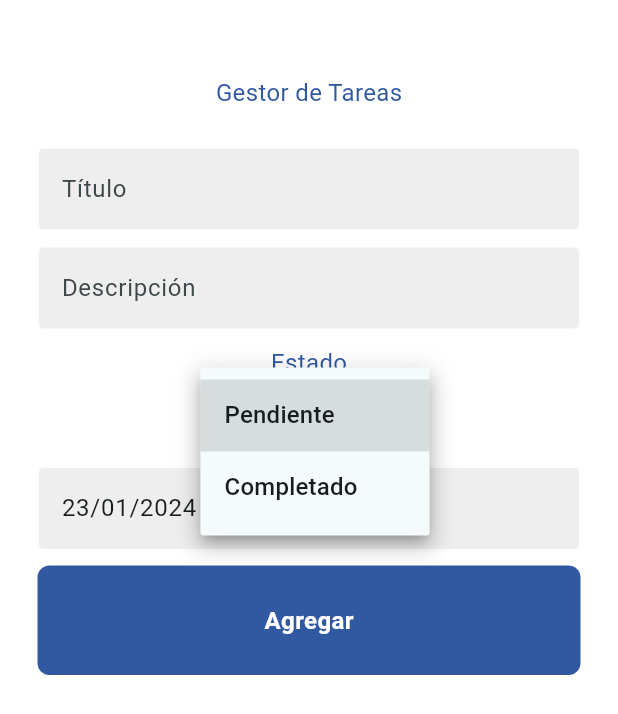
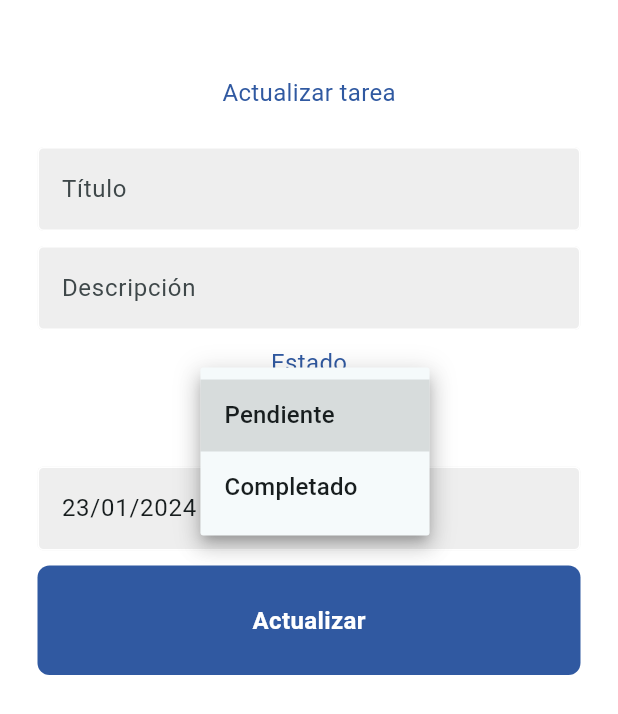
Before and after one commit to Cabariqued27/To-Do-List, a Flutter app: the MyHomePage screen opened directly with empty values, after a tap on "Pendiente", on a phone screen of 412 x 824 dp. Shown: the top 714 px of the screen. Run offline on Flutter 3.47's test engine with Material 3 defaults, Android fonts, the phone set to English and light mode, and no system bars; our stand-ins replace cloud_firestore, firebase_auth, firebase_core; accounts and stored records are empty.

Commit message:
Ready updateScreen

```diff
--- a/to_do_list/lib/screens/update_task_screen.dart
+++ b/to_do_list/lib/screens/update_task_screen.dart
@@ -11,13 +11,16 @@ import 'package:to_do_list/widgets/my_textfield.dart';
 TaskData taskModel = TaskData();
 
 void main() {
-  runApp(const UpdateTaskScreen(uid: '', task: '',));
+  runApp(const UpdateTaskScreen(
+    uid: '',
+    task: '',
+  ));
 }
 
 class UpdateTaskScreen extends StatelessWidget {
   final String uid;
   final String task;
-  const UpdateTaskScreen({super.key, required this.uid,  required this.task});
+  const UpdateTaskScreen({super.key, required this.uid, required this.task});
 
   @override
   Widget build(BuildContext context) {
@@ -26,7 +29,7 @@ class UpdateTaskScreen extends StatelessWidget {
       theme: ThemeData(
         primarySwatch: Colors.orange,
       ),
-      home: MyHomePage(uid: uid, task:task),
+      home: MyHomePage(uid: uid, task: task),
     );
   }
 }
@@ -42,6 +45,7 @@ class MyHomePage extends StatefulWidget {
 class _MyHomePageState extends State<MyHomePage> {
   final TextEditingController _titleController = TextEditingController();
   final TextEditingController _descriptionController = TextEditingController();
+  final TextEditingController _statusController = TextEditingController();
   final TextEditingController _dateController = TextEditingController();
   late CollectionReference taskCollection;
   final String uid;
@@ -53,54 +57,57 @@ class _MyHomePageState extends State<MyHomePage> {
   void initState() {
     super.initState();
     _dateController.text = DateFormat('dd/MM/yyyy').format(DateTime.now());
+    getData();
   }
 
+  Future getData() async {
+    // Obtener la referencia de la colección "tasks" en Firestore
+    CollectionReference tasks = FirebaseFirestore.instance.collection('tasks');
+
+    try {
+      // Obtener el documento de la tarea con el ID almacenado en la variable "task"
+      DocumentSnapshot taskSnapshot = await tasks.doc(task).get();
+
+      // Verificar si el documento existe antes de intentar acceder a los datos
+      if (taskSnapshot.exists) {
+        // Obtener los datos de la tarea y actualizar los controladores
+        Map<String, dynamic> taskData =
+            taskSnapshot.data() as Map<String, dynamic>;
+        _titleController.text = taskData['Title'] ?? '';
+        _statusController.text = taskData['Status'] ?? '';
+        _descriptionController.text = taskData['Description'] ?? '';
+        print(_titleController.text);
+        print(_descriptionController.text);
+        print(_statusController.text);
+        // Puedes agregar más campos según la estructura de tu modelo de tarea
+      } else {
+        // Manejar el caso en el que la tarea no existe
+        print('La tarea con ID $task no existe.');
+      }
+    } catch (error) {
+      // Manejar cualquier error que pueda ocurrir durante la consulta a Firestore
+      print('Error al obtener la tarea: $error');
+    }
+  }
 
   Future Update() async {
-  // Validar que los campos de título y descripción no estén vacíos
-  if (_titleController.text.trim().isEmpty || _descriptionController.text.trim().isEmpty) {
-    // Muestra un mensaje de error si alguno de los campos está vacío
+    // Obtener la referencia de la colección "tasks" en Firestore
+    CollectionReference tasks = FirebaseFirestore.instance.collection('tasks');
+
+    try {
+      await tasks.doc(task).update({
+        'Status': selectedStatus,
+      });
+
       ScaffoldMessenger.of(context).showSnackBar(
         const SnackBar(
-        content: Text('Por favor, completa los campos de título y descripción.'),
+          content: Text('Estado actualizado con éxito'),
           duration: Duration(seconds: 3),
         ),
       );
-    return; // Salir de la función si hay campos vacíos
+    } catch (error) {
+      print('Error al actualizar la tarea: $error');
     }
-
-  // Continuar con la creación de la nota si los campos no están vacíos
-  Task newTask = Task(
-    idu: uid,
-    title: _titleController.text.trim(),
-    description: _descriptionController.text.trim(),
-    status: selectedStatus,
-    date: _dateController.text.trim(),
-  );
-
-  await taskCollection.doc().set({
-    'Idu': newTask.idu,
-    'Title': newTask.title,
-    'Description': newTask.description,
-    'Status': newTask.status,
-    'Date': newTask.date,
-  });
-
-  // Muestra el mensaje después de agregar la nota
-  ScaffoldMessenger.of(context).showSnackBar(
-    const SnackBar(
-      content: Text('Estado actualizado'),
-      duration: Duration(seconds: 3),
-    ),
-  );
-
-
-
-  // Limpiar los controladores después de agregar la nota
-  _titleController.clear();
-  _descriptionController.clear();
-  print(taskModel.geTasksFromDB(uid));
-
     await Navigator.push(
       context,
       MaterialPageRoute(
@@ -112,8 +119,8 @@ class _MyHomePageState extends State<MyHomePage> {
   @override
   Widget build(BuildContext context) {
     return Scaffold(
-      backgroundColor:
-          const Color.fromARGB(255, 255, 255, 255), // Set background color to orange
+      backgroundColor: const Color.fromARGB(
+          255, 255, 255, 255), // Set background color to orange
       body: SafeArea(
         child: SingleChildScrollView(
           child: Center(
@@ -122,7 +129,7 @@ class _MyHomePageState extends State<MyHomePage> {
               children: [
                 const SizedBox(height: 50),
                 const Text(
-                  'Gestor de Tareas',
+                  'Actualizar tarea',
                   style: TextStyle(
                     color: Color.fromARGB(255, 48, 89, 161),
                     fontSize: 16,
@@ -133,14 +140,14 @@ class _MyHomePageState extends State<MyHomePage> {
                   controller: _titleController,
                   labelText: 'Título',
                   obscureText: false,
-                  readOnly: false,
+                  readOnly: true,
                 ),
                 const SizedBox(height: 10),
                 MyTextField(
                   controller: _descriptionController,
                   labelText: 'Descripción',
                   obscureText: false,
-                  readOnly: false,
+                  readOnly: true,
                 ),
                 const SizedBox(height: 10),
                 const Text(
@@ -168,7 +175,7 @@ class _MyHomePageState extends State<MyHomePage> {
                 const SizedBox(height: 10),
                 MyButton(
                   onTap: Update,
-                  buttonText: 'Agregar',
+                  buttonText: 'Actualizar',
                 ),
                 const SizedBox(height: 50),
               ],
```
Lines whose indentation alone changed are shown as unchanged.
